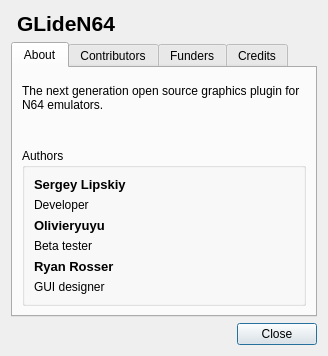
The window that src/GLideNUI/AboutDialog.ui (gonetz/GLideN64) describes before a commit, drawn with Qt 5.
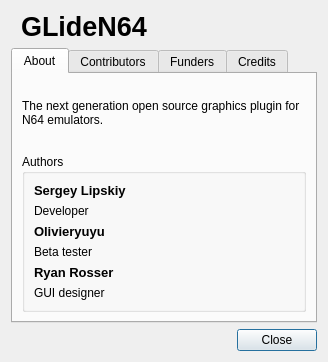
The same window after the commit. Icons and pictures are not drawn.

Commit message: About dialog large icon fix

What changed in the file:
```diff
--- a/src/GLideNUI/AboutDialog.ui
+++ b/src/GLideNUI/AboutDialog.ui
@@ -29,6 +29,9 @@
    </property>
    <item>
     <layout class="QHBoxLayout" name="horizontalLayout_3">
+     <property name="spacing">
+      <number>10</number>
+     </property>
      <item>
       <widget class="QLabel" name="label_2">
        <property name="sizePolicy">
@@ -46,7 +49,7 @@
       <widget class="QLabel" name="label_4">
        <property name="font">
         <font>
-         <pointsize>16</pointsize>
+         <pointsize>20</pointsize>
          <weight>75</weight>
          <bold>true</bold>
         </font>
@@ -85,6 +88,12 @@
          <property name="orientation">
           <enum>Qt::Vertical</enum>
          </property>
+         <property name="sizeHint" stdset="0">
+          <size>
+           <width>0</width>
+           <height>0</height>
+          </size>
+         </property>
         </spacer>
        </item>
        <item>
```
Left out of the diff: 5 changed lines with no effect on the pictures. The commit also changes 2 other files.
